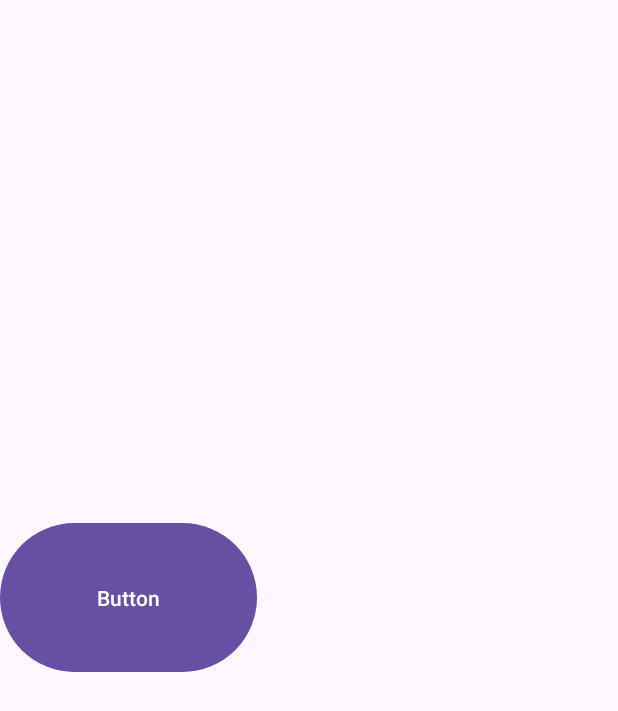
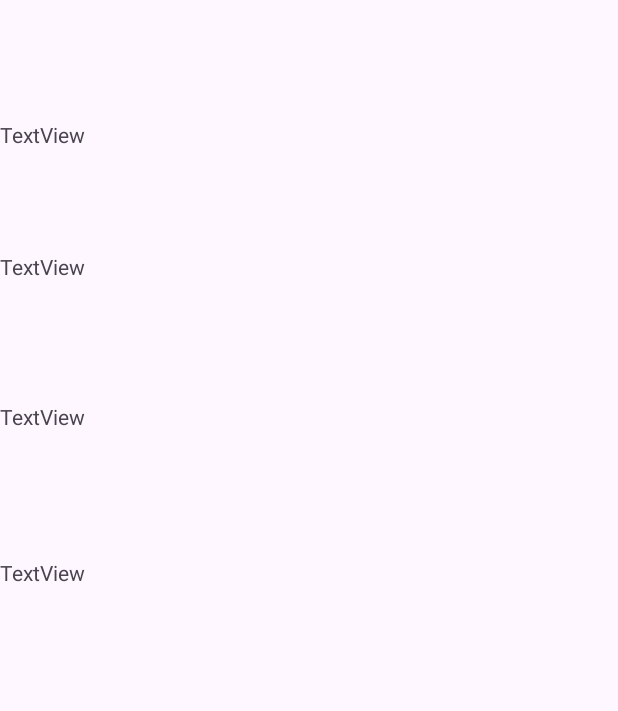
Before and after one commit to YuraLapin/Mobile, an Android app: the layout activity_period_item.xml on its own in the app's theme, with its tools: preview values and no code run, on a phone screen of 412 x 824 dp. Shown: the top 711 px of the screen. Run offline under Robolectric (Android 15) with nearby library versions, the phone set to English and light mode, and no system bars.

Commit message:
Реализовано открытие окна нового элемента и передача его параметров

```diff
--- a/MobileApp/app/src/main/AndroidManifest.xml
+++ b/MobileApp/app/src/main/AndroidManifest.xml
@@ -16,6 +16,9 @@
             android:name=".AlarmActivity"
             android:exported="false" />
         <activity
+            android:name=".PeriodItemActivity"
+            android:exported="false" />
+        <activity
             android:name=".MainActivity"
             android:exported="true">
             <intent-filter>
--- a/MobileApp/app/src/main/java/com/example/alarmmobileapp/classes/Period.java
+++ b/MobileApp/app/src/main/java/com/example/alarmmobileapp/classes/Period.java
@@ -1,9 +1,10 @@
 package com.example.alarmmobileapp.classes;
 
+import java.io.Serializable;
 import java.util.List;
 import java.util.stream.Collectors;
 
-public class Period {
+public class Period implements Serializable {
 
     private String name;
     private String startOfPeriod;
--- a/MobileApp/app/src/main/java/com/example/alarmmobileapp/interfaces/RecyclerViewInerface.java
+++ b/MobileApp/app/src/main/java/com/example/alarmmobileapp/interfaces/RecyclerViewInterface.java
@@ -1,7 +1,5 @@
 package com.example.alarmmobileapp.interfaces;
 
-public interface RecyclerViewInerface {
-
+public interface RecyclerViewInterface {
     void onItemClick(int position);
-
 }
--- a/MobileApp/app/src/main/res/layout/activity_period_item.xml
+++ b/MobileApp/app/src/main/res/layout/activity_period_item.xml
@@ -7,13 +7,39 @@
     android:layout_height="match_parent"
     tools:context=".PeriodItemActivity">
 
-    <Button
-        android:id="@+id/button"
-        android:layout_width="171dp"
-        android:layout_height="107dp"
-        android:layout_marginBottom="372dp"
-        android:text="Button"
-        app:layout_constraintBottom_toBottomOf="parent"
-        tools:ignore="MissingConstraints"
-        tools:layout_editor_absoluteX="120dp" />
+    <TextView
+        android:id="@+id/textViewEnabled"
+        android:layout_width="170dp"
+        android:layout_height="49dp"
+        android:layout_marginTop="372dp"
+        android:text="TextView"
+        app:layout_constraintTop_toTopOf="parent"
+        tools:layout_editor_absoluteX="130dp" />
+
+    <TextView
+        android:id="@+id/textViewEnd"
+        android:layout_width="170dp"
+        android:layout_height="49dp"
+        android:layout_marginTop="268dp"
+        android:text="TextView"
+        app:layout_constraintTop_toTopOf="parent"
+        tools:layout_editor_absoluteX="130dp" />
+
+    <TextView
+        android:id="@+id/textViewStart"
+        android:layout_width="170dp"
+        android:layout_height="49dp"
+        android:layout_marginTop="168dp"
+        android:text="TextView"
+        app:layout_constraintTop_toTopOf="parent"
+        tools:layout_editor_absoluteX="130dp" />
+
+    <TextView
+        android:id="@+id/textViewName"
+        android:layout_width="170dp"
+        android:layout_height="49dp"
+        android:layout_marginTop="80dp"
+        android:text="TextView"
+        app:layout_constraintTop_toTopOf="parent"
+        tools:layout_editor_absoluteX="130dp" />
 </androidx.constraintlayout.widget.ConstraintLayout>
```
Also changed, not shown: MobileApp/app/src/main/java/com/example/alarmmobileapp/AlarmActivity.java (+4 -3 lines), MobileApp/app/src/main/java/com/example/alarmmobileapp/PeriodItemActivity.java (+19 -0 lines), MobileApp/app/src/main/java/com/example/alarmmobileapp/classes/PeriodAdapter.java (+8 -8 lines).
